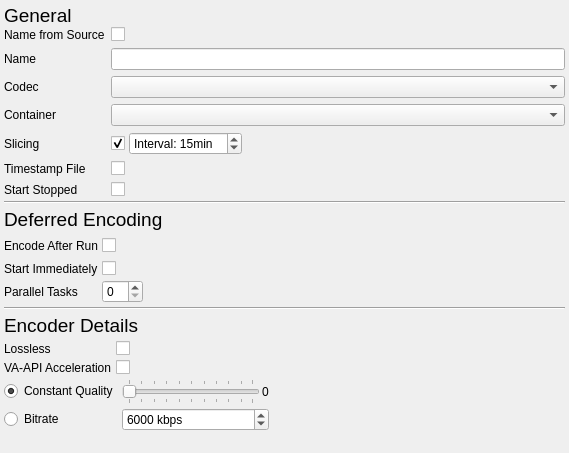
The window that modules/videorecorder/recordersettingsdialog.ui (syntalos/syntalos) describes before a commit, drawn with Qt 5.
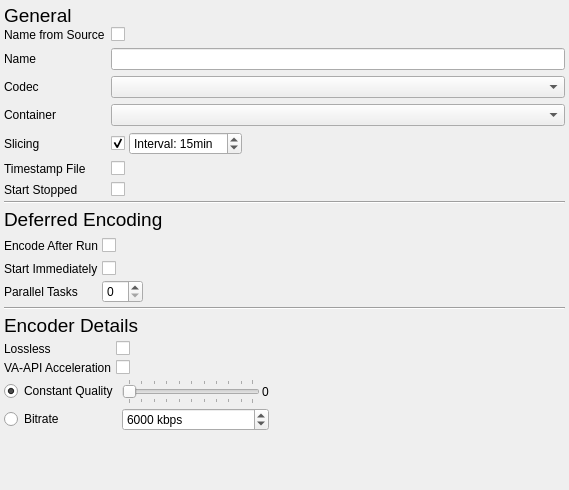
The same window after the commit. Icons and pictures are not drawn.

Commit message:
videorecorder: Don't allow deferred encoding for "Raw" codec
Raw video data is just saved raw, a post-hoc encoding step makes no
sense for it (and will just waste the user's time).

```diff
--- a/modules/videorecorder/recordersettingsdialog.ui
+++ b/modules/videorecorder/recordersettingsdialog.ui
@@ -7,7 +7,7 @@
     <x>0</x>
     <y>0</y>
     <width>569</width>
-    <height>453</height>
+    <height>490</height>
    </rect>
   </property>
   <property name="windowTitle">
```
Left out of the diff: 56 changed lines with no effect on the pictures. The commit also changes 1 other file.
